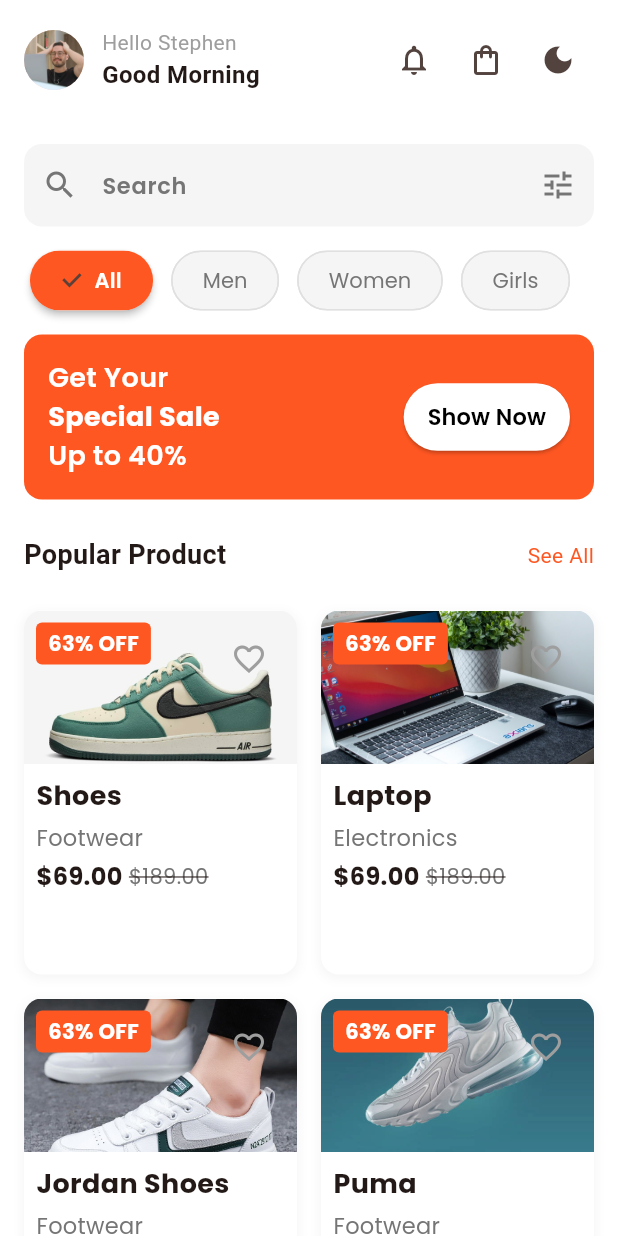
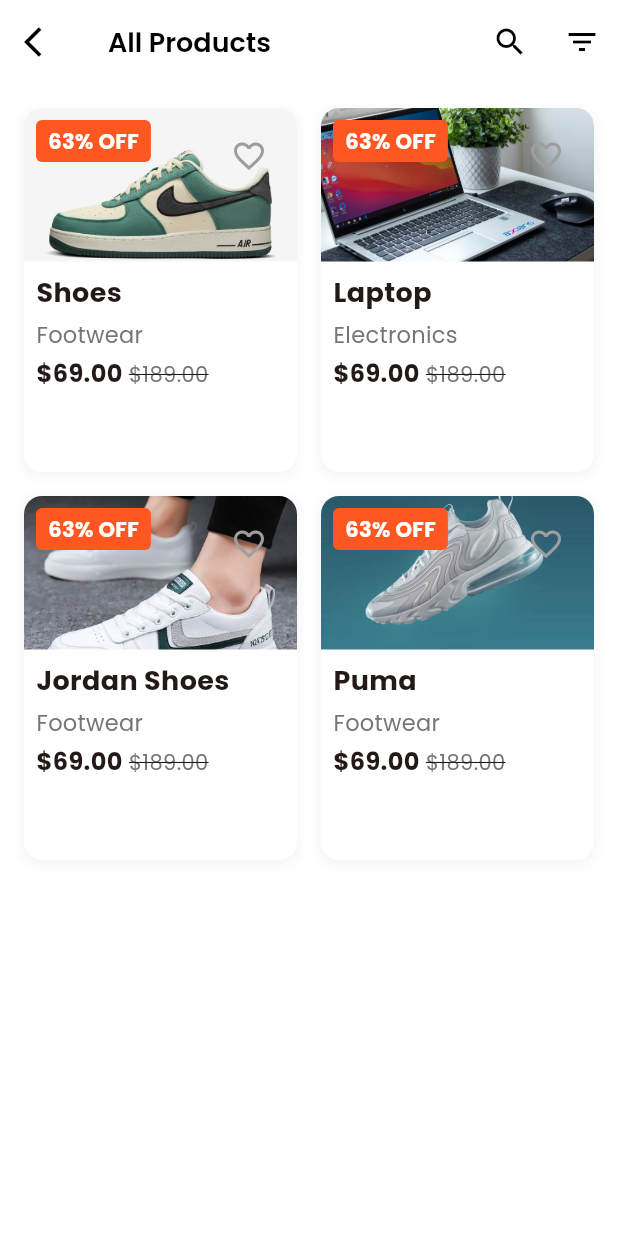
Before and after one commit to penhele/ecommerce-app, a Flutter app: the HomeScreen screen opened directly, after a tap on "See All", on a phone screen of 412 x 824 dp. Run offline on Flutter 3.47's test engine with Material 3 defaults, Android fonts, the phone set to English and light mode, and no system bars; our stand-ins replace get, get_storage, google_fonts, share_plus; accounts and stored records are empty.

Commit message:
feat: add all product screen

```diff
--- a/lib/view/home/home.dart
+++ b/lib/view/home/home.dart
@@ -2,6 +2,7 @@ import 'package:flutter/material.dart';
 import 'package:get/get.dart';
 
 import '../../controller/theme_controller.dart';
+import '../product/all_product.dart';
 import '../widgets/category_chips.dart';
 import '../widgets/custom_search_bar.dart';
 import '../widgets/product_grid.dart';
@@ -83,7 +84,7 @@ class HomeScreen extends StatelessWidget {
                     style: TextStyle(fontSize: 18, fontWeight: FontWeight.bold),
                   ),
                   GestureDetector(
-                    onTap: () {},
+                    onTap: () => Get.to(() => const AllProductScreen()),
                     child: Text(
                       'See All',
                       style: TextStyle(color: Theme.of(context).primaryColor),
--- /dev/null
+++ b/lib/view/product/all_product.dart
@@ -0,0 +1,51 @@
+import 'package:flutter/material.dart';
+import 'package:get/get.dart';
+
+import '../../utils/app_textstyles.dart';
+import '../widgets/filter_bottom_sheet.dart';
+import '../widgets/product_grid.dart';
+
+class AllProductScreen extends StatelessWidget {
+  const AllProductScreen({super.key});
+
+  @override
+  Widget build(BuildContext context) {
+    final isDark = Theme.of(context).brightness == Brightness.dark;
+
+    return Scaffold(
+      backgroundColor: Theme.of(context).scaffoldBackgroundColor,
+      appBar: AppBar(
+        leading: IconButton(
+          onPressed: () => Get.back(),
+          icon: const Icon(Icons.arrow_back_ios),
+          color: isDark ? Colors.white : Colors.black,
+        ),
+        title: Text(
+          'All Products',
+          style: AppTextStyle.withColor(
+            AppTextStyle.h3,
+            isDark ? Colors.white : Colors.black,
+          ),
+        ),
+        actions: [
+          IconButton(
+            onPressed: () {},
+            icon: Icon(
+              Icons.search,
+              color: isDark ? Colors.white : Colors.black,
+            ),
+          ),
+          IconButton(
+            onPressed: () => FilterBottomSheet.show(context),
+            icon: Icon(
+              Icons.filter_list,
+              color: isDark ? Colors.white : Colors.black,
+            ),
+          ),
+        ],
+      ),
+
+      body: const ProductGrid(),
+    );
+  }
+}
--- a/lib/view/product/product_detail.dart
+++ b/lib/view/product/product_detail.dart
@@ -20,7 +20,7 @@ class ProductDetailScreen extends StatelessWidget {
       appBar: AppBar(
         leading: IconButton(
           onPressed: () => Navigator.pop(context),
-          icon: const Icon(Icons.arrow_back),
+          icon: const Icon(Icons.arrow_back_ios),
           color: isDark ? Colors.white : Colors.black,
         ),
         title: Text(
```
Also changed, not shown: lib/view/widgets/filter_bottom_sheet.dart (added, +164 -0 lines).
